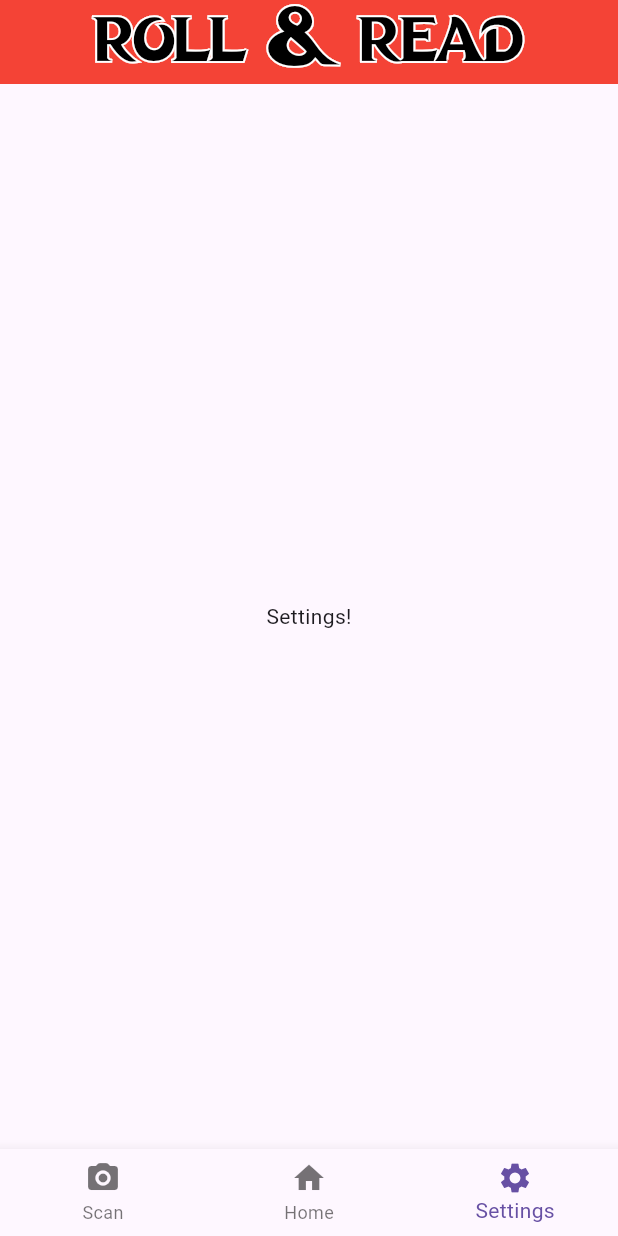
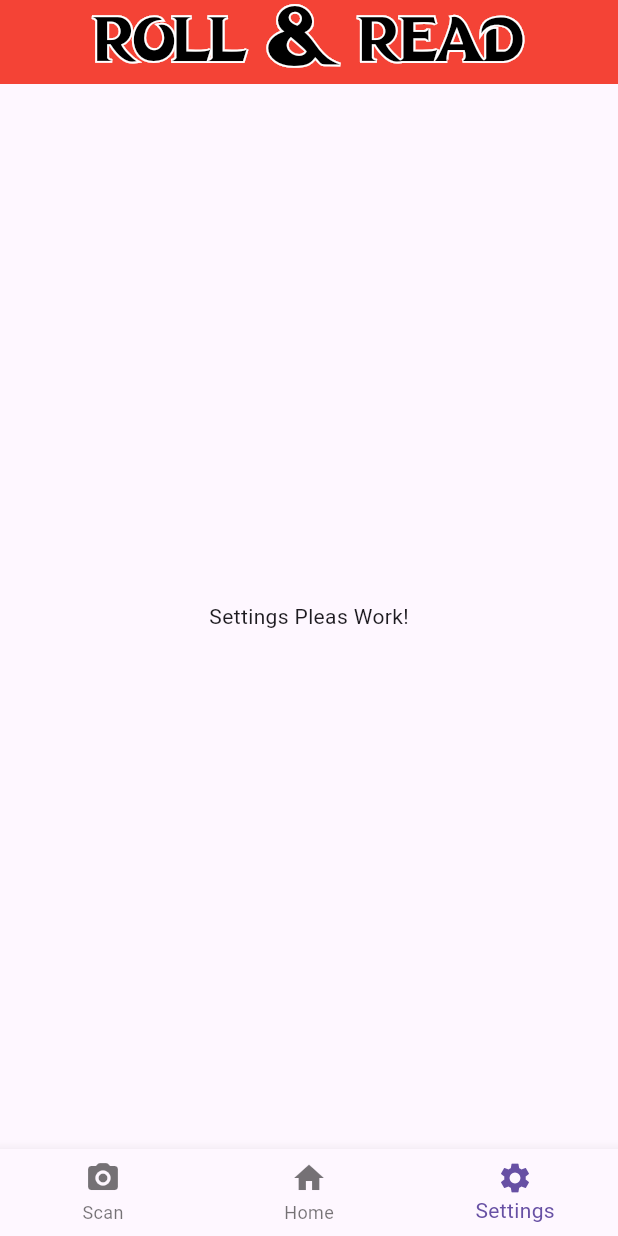
Before and after one commit to KondertTim/RollNRead, a Flutter app: the screen it shows after launch, item 3 of the bottom bar chosen, on a phone screen of 412 x 824 dp. Run offline on Flutter 3.47's test engine with Material 3 defaults, Android fonts, the phone set to English and light mode, and no system bars.

Commit message:
Edited settings.dart

```diff
--- a/roll_n_read_ui/lib/pages/settings.dart
+++ b/roll_n_read_ui/lib/pages/settings.dart
@@ -13,6 +13,6 @@ class _SettingsState extends State<Settings>{
 
   @override
   Widget build(BuildContext context) {
-    return  const Scaffold(body: Center(child: Text("Settings!"),));
+    return  const Scaffold(body: Center(child: Text("Settings Pleas Work!"),));
   }
 }
```
